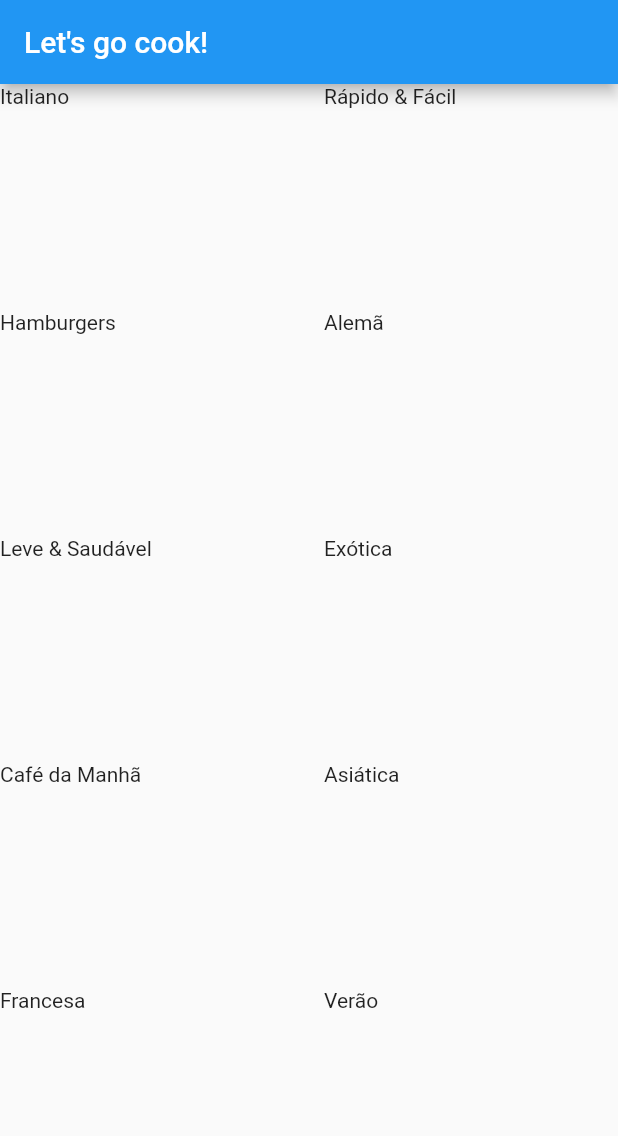
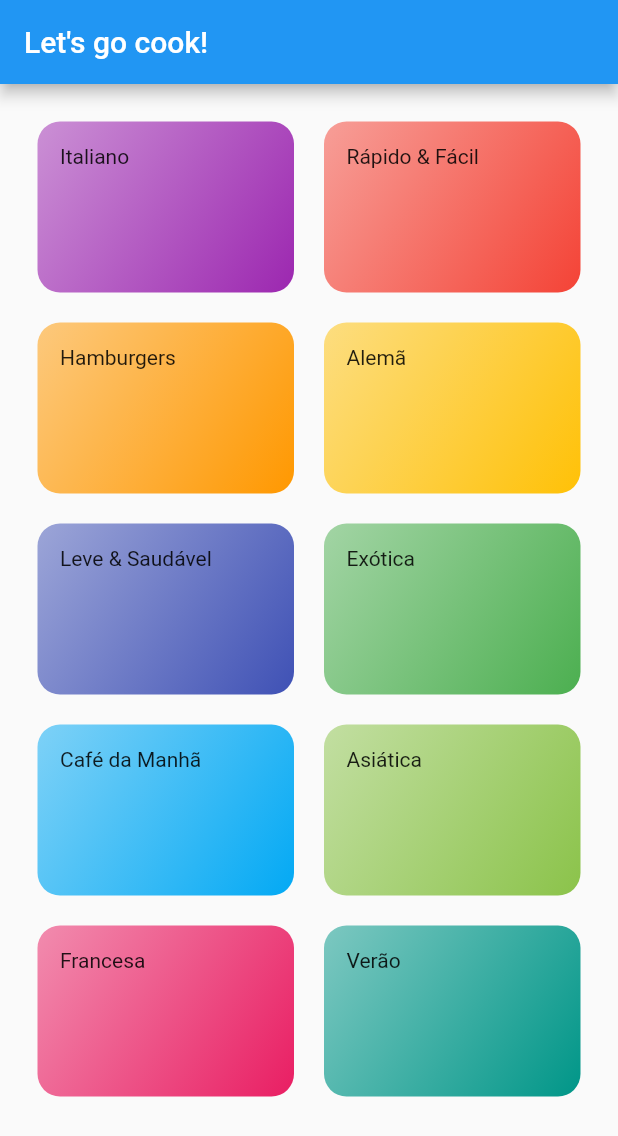
Before and after one commit to IsmaelCardoso/meals_exemple_flutter_navigation, a Flutter app: the screen it shows after launch, on a phone screen of 412 x 824 dp. Shown: the top 1136 px of the screen. Run offline on Flutter 3.47's test engine with Material 2 defaults, Android fonts, the phone set to English and light mode, and no system bars.

Commit message:
chore(category_item): styled widget

```diff
--- a/lib/screens/categories.screen.dart
+++ b/lib/screens/categories.screen.dart
@@ -10,6 +10,7 @@ class CategoriesScreen extends StatelessWidget {
         title: Text("Let's go cook!"),
       ),
       body: GridView(
+        padding: const EdgeInsets.all(25),
         gridDelegate: SliverGridDelegateWithMaxCrossAxisExtent(
           maxCrossAxisExtent: 200,
           childAspectRatio: 3 / 2,
--- a/lib/widgets/category_item.dart
+++ b/lib/widgets/category_item.dart
@@ -9,7 +9,16 @@ class CategoryItem extends StatelessWidget {
   @override
   Widget build(BuildContext context) {
     return Container(
+      padding: const EdgeInsets.all(15),
       child: Text(category.title),
+      decoration: BoxDecoration(
+        borderRadius: BorderRadius.circular(15),
+        gradient: LinearGradient(
+          colors: [category.color.withOpacity(0.5), category.color],
+          begin: Alignment.topLeft,
+          end: Alignment.bottomRight,
+        ),
+      ),
     );
   }
 }
```
